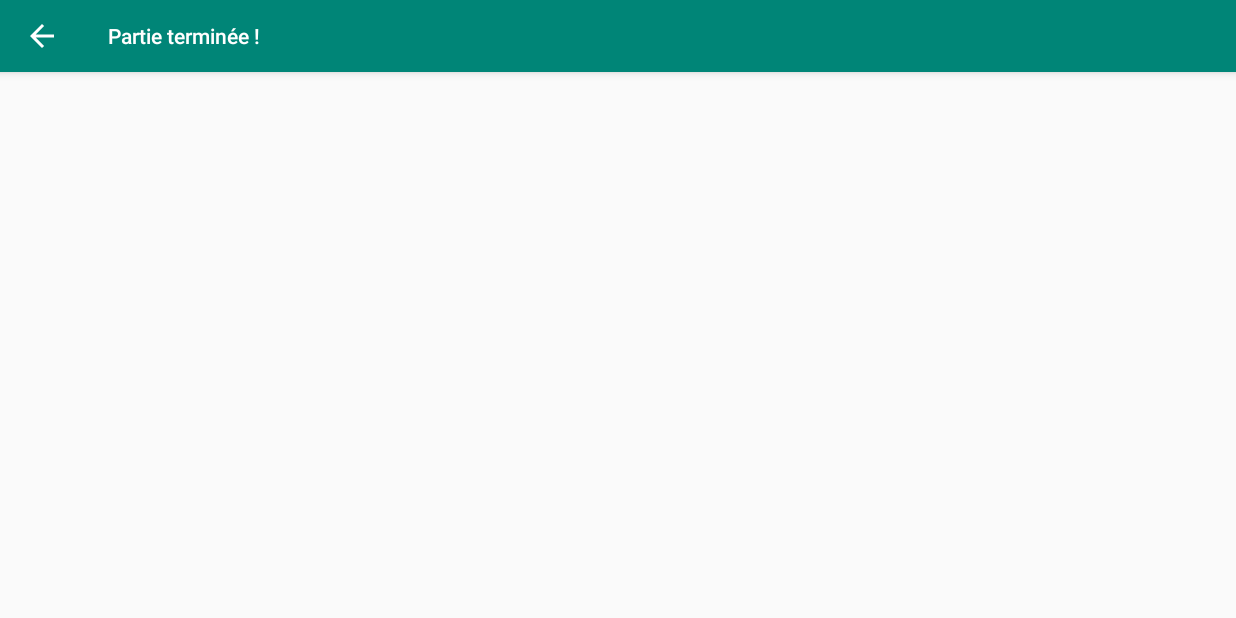
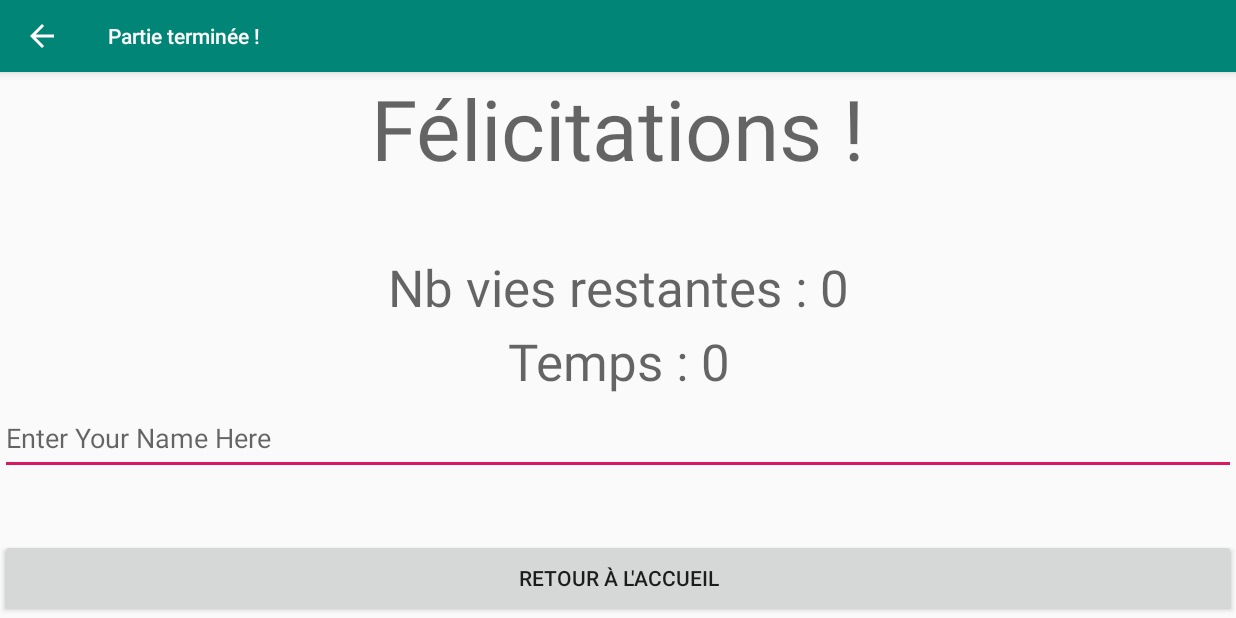
Before and after one commit to hugo-clems/screaming-bird, an Android app: the FinDeJeuActivity screen opened directly, with no data from a screen before it, on a phone screen of 824 x 412 dp (held sideways). Run offline under Robolectric (Android 15) with nearby library versions, the light colour scheme and no system bars; 2 statements that could not run were skipped.

Commit message:
Ecran de fin

```diff
--- a/app/src/main/java/hutoch/m2dl/screamingbird/FinDeJeuActivity.java
+++ b/app/src/main/java/hutoch/m2dl/screamingbird/FinDeJeuActivity.java
@@ -1,14 +1,60 @@
 package hutoch.m2dl.screamingbird;
 
+import android.content.ContentValues;
+import android.content.Intent;
+import android.database.sqlite.SQLiteDatabase;
 import android.support.v7.app.AppCompatActivity;
 import android.os.Bundle;
+import android.util.Log;
+import android.view.View;
+import android.widget.EditText;
+import android.widget.TextView;
+
+import hutoch.m2dl.screamingbird.datacontracts.LevelContract;
+import hutoch.m2dl.screamingbird.datacontracts.ScoreContract;
+import hutoch.m2dl.screamingbird.utils.Obstacle;
 
 public class FinDeJeuActivity extends AppCompatActivity {
+
+    private TextView tvScoreTemps;
+    private TextView tvNbVies;
+    public int score;
+    public int nbVies;
 
     @Override
     protected void onCreate(Bundle savedInstanceState) {
         super.onCreate(savedInstanceState);
         setContentView(R.layout.activity_fin_de_jeu);
+
+        score = (int) getIntent().getSerializableExtra("score");
+        nbVies = (int) getIntent().getSerializableExtra("nbVies");
+
+        tvScoreTemps = findViewById(R.id.tvScoreTemps);
+        tvNbVies = findViewById(R.id.tvNbVies);
+
+        tvNbVies.setText("Nb vies restantes : " + nbVies);
+        tvScoreTemps.setText("Temps : " + score);
+    }
+
+    /**
+     * Retour à l'accueil.
+     * @param v
+     */
+    public void retourAccueil(View v) {
+        AppDatabaseSQLite dbHelper = new AppDatabaseSQLite(getApplicationContext());
+        SQLiteDatabase db = dbHelper.getWritableDatabase();
+        ContentValues scoreValues = new ContentValues();
+
+        EditText pseudonyme = (EditText) findViewById(R.id.pseudo);
+        String strPseudo = pseudonyme.getText().toString();
+        if(strPseudo.isEmpty()) strPseudo = "?";
+        scoreValues.put(ScoreContract.ScoreEntry.COLUMN_NAME_NICKNAME, strPseudo);
+        scoreValues.put(ScoreContract.ScoreEntry.COLUMN_NAME_SCORE, score);
+
+        db.insert(ScoreContract.ScoreEntry.TABLE_NAME, null, scoreValues);
+
+        Intent intent = new Intent(this, MainActivity.class);
+        startActivity(intent);
     }
 
 }
--- a/app/src/main/res/layout/activity_fin_de_jeu.xml
+++ b/app/src/main/res/layout/activity_fin_de_jeu.xml
@@ -6,4 +6,64 @@
     android:layout_height="match_parent"
     tools:context=".FinDeJeuActivity">
 
+    <LinearLayout
+        android:layout_width="match_parent"
+        android:layout_height="match_parent"
+        android:orientation="vertical">
+
+        <TextView
+            android:id="@+id/textView"
+            android:layout_width="match_parent"
+            android:layout_height="wrap_content"
+            android:layout_weight="0.1"
+            android:text="Félicitations !"
+            android:textAlignment="center"
+            android:textAppearance="@style/TextAppearance.AppCompat.Display3" />
+
+        <Space
+            android:layout_width="match_parent"
+            android:layout_height="wrap_content"
+            android:layout_weight="1" />
+
+        <TextView
+            android:id="@+id/tvNbVies"
+            android:layout_width="match_parent"
+            android:layout_height="wrap_content"
+            android:layout_weight="0.1"
+            android:text="Nb vies restantes : "
+            android:textAlignment="center"
+            android:textAppearance="@style/TextAppearance.AppCompat.Display1" />
+
+        <TextView
+            android:id="@+id/tvScoreTemps"
+            android:layout_width="match_parent"
+            android:layout_height="wrap_content"
+            android:layout_weight="0.1"
+            android:text="Temps : "
+            android:textAlignment="center"
+            android:textAppearance="@style/TextAppearance.AppCompat.Display1" />
+
+        <EditText
+            android:id="@+id/pseudo"
+            android:layout_width="match_parent"
+            android:layout_height="wrap_content"
+            android:layout_weight="0.1"
+            android:ems="10"
+            android:inputType="textPersonName"
+            android:hint="Enter Your Name Here" />
+
+        <Space
+            android:layout_width="match_parent"
+            android:layout_height="wrap_content"
+            android:layout_weight="1" />
+
+        <Button
+            android:id="@+id/btnRetour"
+            android:layout_width="match_parent"
+            android:layout_height="wrap_content"
+            android:layout_weight="0.1"
+            android:onClick="retourAccueil"
+            android:text="Retour à l'accueil" />
+
+    </LinearLayout>
 </android.support.constraint.ConstraintLayout>
```
